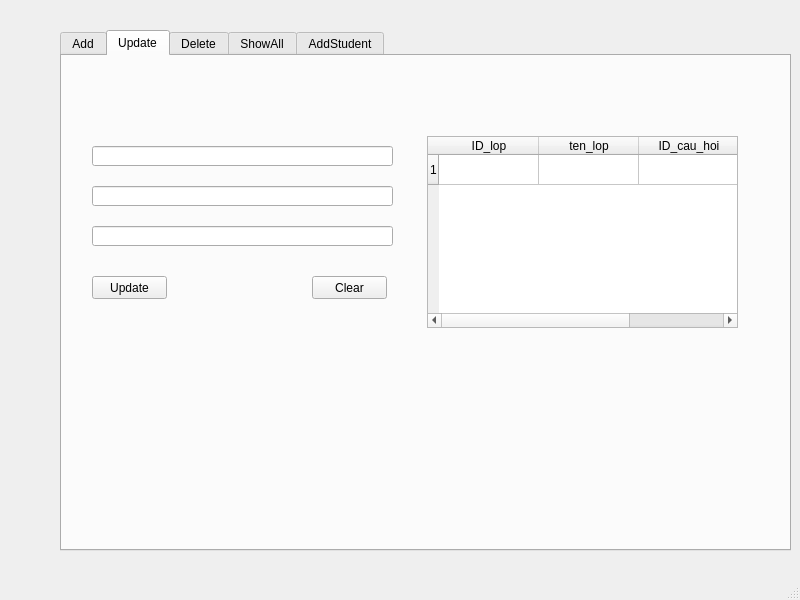
Above: app/view/HomeAmin.ui from huynhngoanhthai/python_project before the change. Below: the same form after it.
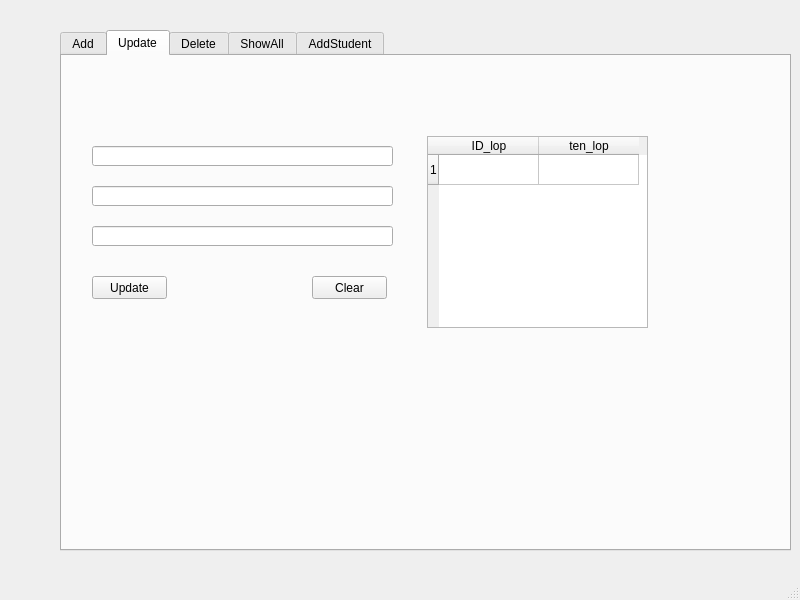
That is the form after the change.

Patch:
```diff
--- a/app/view/HomeAmin.ui
+++ b/app/view/HomeAmin.ui
@@ -137,7 +137,7 @@
        <rect>
         <x>365</x>
         <y>80</y>
-        <width>311</width>
+        <width>221</width>
         <height>192</height>
        </rect>
       </property>
@@ -159,11 +159,6 @@
         <string>ten_lop</string>
        </property>
       </column>
-      <column>
-       <property name="text">
-        <string>ID_cau_hoi</string>
-       </property>
-      </column>
      </widget>
      <widget class="QLineEdit" name="ID_lop_Update">
       <property name="geometry">
```
Left out of the diff: 2 changed lines with no effect on the pictures.
